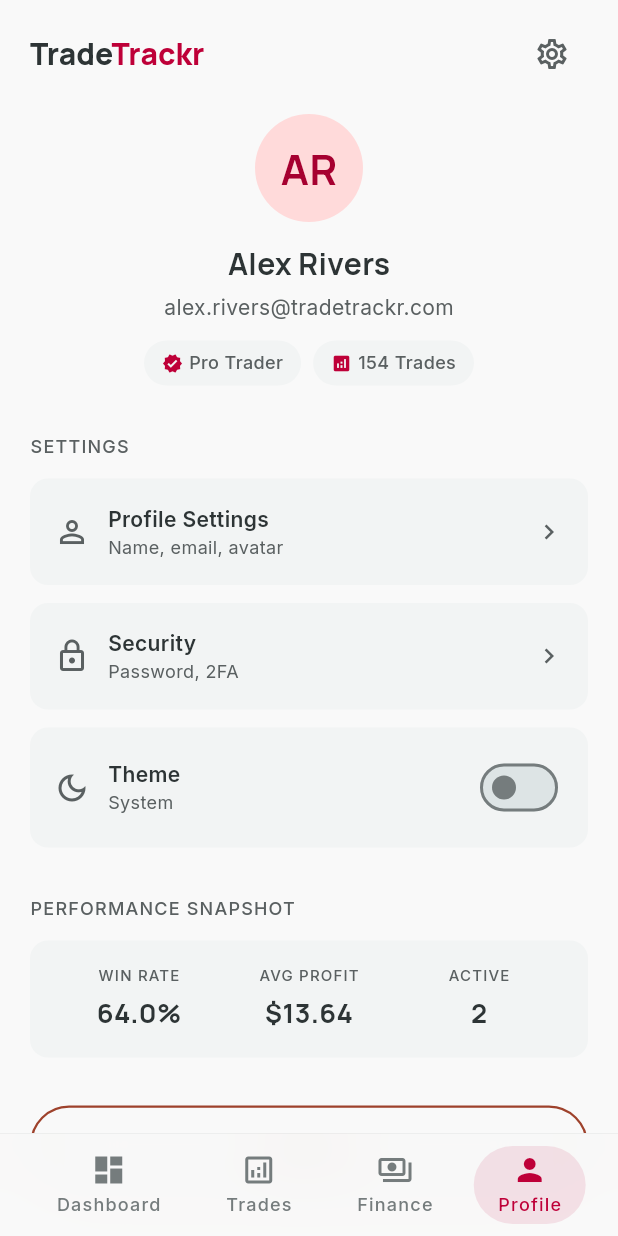
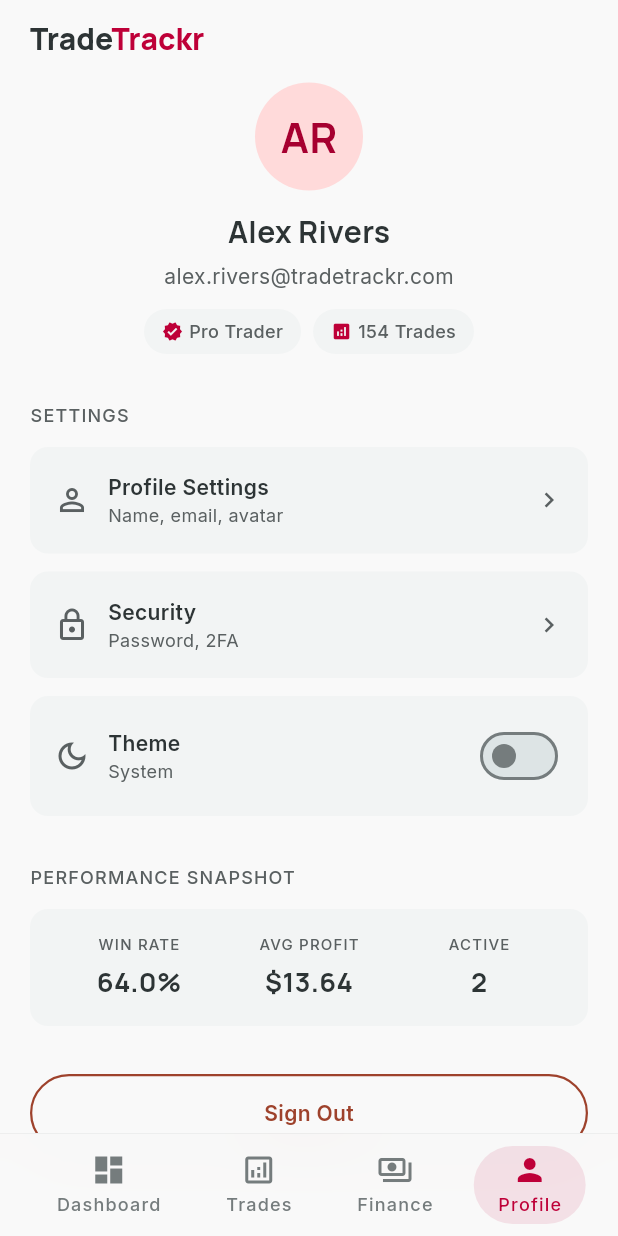
Before and after one commit to MashudiSudonym/TradeTrackr, a Flutter app: the screen it shows after launch, item 4 of the bottom bar chosen, on a phone screen of 412 x 824 dp. Run offline on Flutter 3.47's test engine with Material 3 defaults, Android fonts, the phone set to English and light mode, and no system bars; our stand-ins replace fl_chart, flutter_riverpod, freezed_annotation, go_router, google_fonts, logger; generated files the repository leaves out were written again.

Commit message:
refactor(profile): remove settings button from top app bar
Remove the settings icon button from profile page since users can
access settings through the Settings card in the settings grid.

Co-Authored-By: Claude Opus 4.6 <noreply@anthropic.com>

```diff
--- a/lib/presentation/pages/profile_page.dart
+++ b/lib/presentation/pages/profile_page.dart
@@ -98,10 +98,6 @@ class ProfilePage extends ConsumerWidget {
               ),
             ),
             const Spacer(),
-            IconButton(
-              onPressed: () {},
-              icon: Icon(Icons.settings_outlined, color: cs.onSurfaceVariant, size: 24),
-            ),
           ],
         ),
       ),
```
